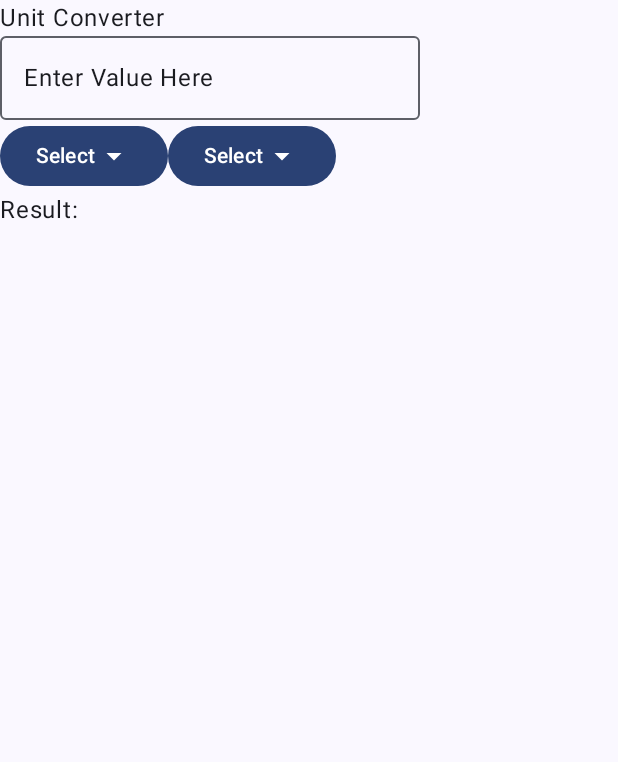
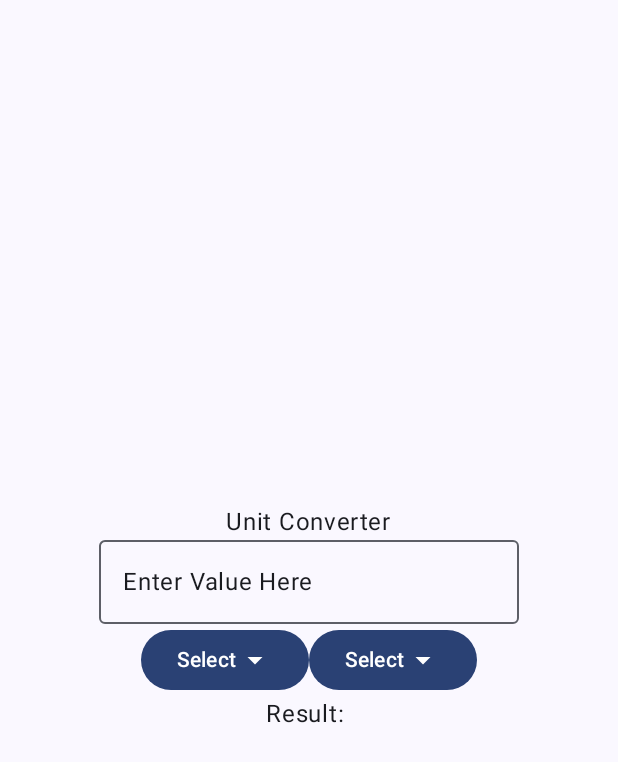
Before and after one commit to ShubhamSingh004/Unit-Converter-App, an Android app built with Jetpack Compose: the screen it shows after launch (MainActivity), on a phone screen of 412 x 824 dp. Shown: the top 762 px of the screen. Run offline under Robolectric (Android 15) with nearby library versions, the phone set to English and light mode, and no system bars.

Commit message:
vertical and horizontal arrangement/alignment

```diff
--- a/app/src/main/java/com/example/unitconverter/MainActivity.kt
+++ b/app/src/main/java/com/example/unitconverter/MainActivity.kt
@@ -5,6 +5,7 @@ import android.widget.Toast
 import androidx.activity.ComponentActivity
 import androidx.activity.compose.setContent
 import androidx.activity.enableEdgeToEdge
+import androidx.compose.foundation.layout.Arrangement
 import androidx.compose.foundation.layout.Box
 import androidx.compose.foundation.layout.Column
 import androidx.compose.foundation.layout.Row
@@ -25,6 +26,7 @@ import androidx.compose.material.icons.filled.ArrowDropDown
 import androidx.compose.material3.Button
 import androidx.compose.material3.Icon
 import androidx.compose.material3.OutlinedTextField
+import androidx.compose.ui.Alignment
 import androidx.compose.ui.platform.LocalContext
 
 class MainActivity : ComponentActivity() {
@@ -48,7 +50,12 @@ class MainActivity : ComponentActivity() {
 
 @Composable
 fun UnitConverter(paddingValues: PaddingValues) { // ✅ accept padding
-    Column(modifier = Modifier.fillMaxSize().padding(paddingValues)) {
+    Column(modifier = Modifier.fillMaxSize()
+                              .padding(paddingValues),
+
+           verticalArrangement = Arrangement.Center,
+            horizontalAlignment = Alignment.CenterHorizontally
+    ) {
            Text("Unit Converter")
         OutlinedTextField(value = "Enter Value Here", onValueChange = {
 
```
